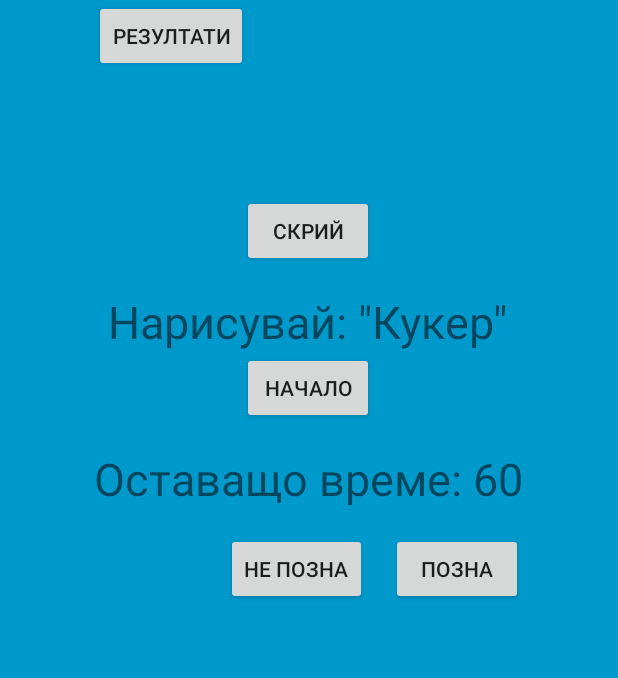
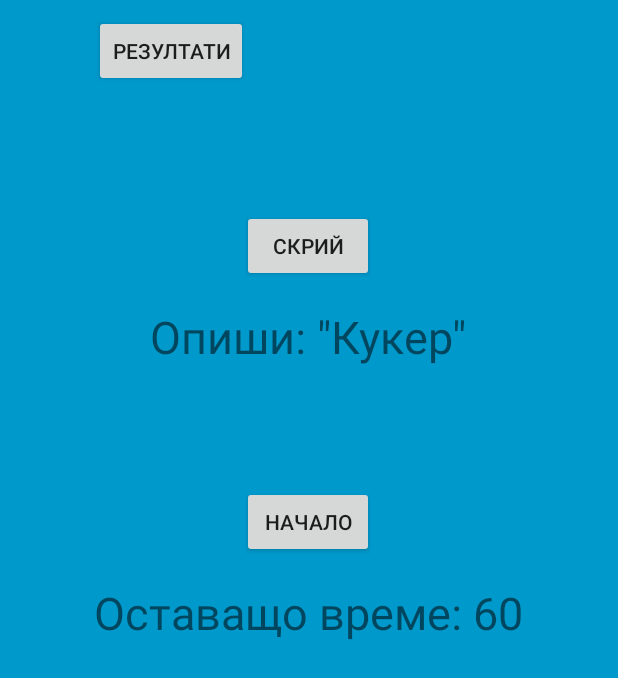
Before and after one commit to Odinex/guessBg, an Android app: the GuessActivity screen opened directly, with no data from a screen before it, after a tap on "ПОКАЖИ", on a phone screen of 412 x 824 dp. Shown: the top 678 px of the screen. Run offline under Robolectric (Android 15) with nearby library versions, the light colour scheme and no system bars; 4 statements that could not run were skipped.

Commit message:
harvey specter

```diff
--- a/app/src/main/java/com/kp/guessbg/database/config/DatabaseHandler.java
+++ b/app/src/main/java/com/kp/guessbg/database/config/DatabaseHandler.java
@@ -20,15 +20,18 @@
     private static final String KEY_WORD = "word";
     private static final String KEY_ACTIVITY = "activity";
     private static final String KEY_COUNT_OF_USAGES = "countOfUsages";
+    private static Guess previousGuess = null;
 
     public DatabaseHandler(Context context) {
         super(context, DATABASE_NAME, null, DATABASE_VERSION);
+        onCreate(this.getWritableDatabase());
         //3rd argument to be passed is CursorFactory instance
     }
 
     // Creating Tables
     @Override
     public void onCreate(SQLiteDatabase db) {
+        db.execSQL("DROP TABLE IF EXISTS " + TABLE_GUESSES);
         String CREATE_CONTACTS_TABLE = "CREATE TABLE " + TABLE_GUESSES + "("
                 + KEY_ID + " INTEGER PRIMARY KEY," + KEY_WORD + " TEXT,"
                 + KEY_COUNT_OF_USAGES + " INTEGER," +  KEY_ACTIVITY + " INTEGER)";
@@ -46,7 +49,7 @@
     }
 
     // code to add the new contact
-    public void addContact(GuessDto guessDto) {
+    public void addGuess(GuessDto guessDto) {
         SQLiteDatabase db = this.getWritableDatabase();
 
         ContentValues values = new ContentValues();
@@ -63,9 +66,9 @@
     // code to get the single contact
     public Guess getRandomGuess() {
         SQLiteDatabase db = this.getReadableDatabase();
-        Cursor cursor = db.rawQuery("SELECT " + KEY_ID + "," + KEY_WORD + "," + KEY_COUNT_OF_USAGES + " FROM " + TABLE_GUESSES + " WHERE id = (SELECT " + KEY_ID + " FROM "
-                + TABLE_GUESSES + " WHERE " + KEY_COUNT_OF_USAGES + " = (SELECT MIN(countOfUsages) " +
-                "FROM " + TABLE_GUESSES + ") ORDER BY RANDOM () LIMIT 1)", null);
+        Cursor cursor = db.rawQuery("SELECT " + KEY_ID + "," + KEY_WORD + ","  + KEY_ACTIVITY
+                + ","+ KEY_COUNT_OF_USAGES + " FROM " + TABLE_GUESSES + " WHERE id = (SELECT " + KEY_ID + " FROM "
+                + TABLE_GUESSES + " ORDER BY RANDOM () LIMIT 1)", null);
 
         if (cursor != null)
             cursor.moveToFirst();
@@ -73,11 +76,16 @@
         Guess guess = null;
         if (cursor != null) {
             guess = new Guess(Integer.parseInt(cursor.getString(0)),
-                    cursor.getString(1), Integer.parseInt(cursor.getString(0)), Integer.parseInt(cursor.getString(2)));
+                    cursor.getString(1), Integer.parseInt(cursor.getString(2)),
+                    Integer.parseInt(cursor.getString(3)));
             guess.setCountOfUsages(guess.getCountOfUsages()+1);
             updateContact(guess);
+            if(previousGuess != null && guess.getId().equals(previousGuess.getId())){
+                return getRandomGuess();
+            } else {
+                previousGuess = guess;
+            }
         }
-        // return guess
         return guess;
     }
 
--- a/app/src/main/java/com/kp/guessbg/models/Guess.java
+++ b/app/src/main/java/com/kp/guessbg/models/Guess.java
@@ -10,7 +10,7 @@
     private Integer activity;
     private Integer countOfUsages;
 
-    public Guess(int i, String string, Integer activity, int countOfUsages) {
+    public Guess(int i, String string, int activity, int countOfUsages) {
         this.id = i;
         this.word = string;
         this.activity = activity;
--- a/app/src/main/java/com/kp/guessbg/services/GuessService.java
+++ b/app/src/main/java/com/kp/guessbg/services/GuessService.java
@@ -17,7 +17,7 @@
     public GuessService(Context context) {
         this.databaseHandler = new DatabaseHandler(context);
         for(GuessDto guessDto : Constants.GUESS_DTOS) {
-            databaseHandler.addContact(guessDto);
+            databaseHandler.addGuess(guessDto);
         }
     }
 
--- a/app/src/main/java/com/kp/guessbg/services/TeamService.java
+++ b/app/src/main/java/com/kp/guessbg/services/TeamService.java
@@ -130,6 +130,7 @@
     public static Team getNextTeam(int currentIndex) {
         Team team1 = currentTeams.get(currentIndex);
         team1.setIsHisTurn(false);
+        currentTeams.set(currentIndex,team1);
         Team team;
         currentIndex++;
         if(currentIndex < currentTeams.size()) {
--- a/app/src/main/java/com/kp/guessbg/utils/Constants.java
+++ b/app/src/main/java/com/kp/guessbg/utils/Constants.java
@@ -12,11 +12,12 @@
 
 public final class Constants {
     public static  final GuessDto[] GUESS_DTOS = new GuessDto[] {
-      new GuessDto("Кукер", SPEAK),new GuessDto("Кукер", GESTURE),new GuessDto("Кукер", DRAW),
-            new GuessDto("Кукер", SPEAK),new GuessDto("Баба Марта", GESTURE),
+      new GuessDto("Кукер", SPEAK),new GuessDto("Кукер", GESTURE),new GuessDto("Кукер", DRAW)
+            ,new GuessDto("Баба Марта", GESTURE),
             new GuessDto("Мартеница", GESTURE),new GuessDto("Борене с яйца", SPEAK),
             new GuessDto("Борене с яйца", GESTURE),new GuessDto("Борене с яйца", DRAW),
-            new GuessDto("Бъдни вечер", DRAW),new GuessDto("Трифон Зарезан (или Ден на лозаря)", DRAW),
+            new GuessDto("Бъдни вечер", DRAW),new GuessDto("Трифон Зарезан (или Ден на лозаря)" +
+            "", DRAW),
             new GuessDto("Гергьовден", GESTURE),new GuessDto("Еньовден", GESTURE),
 
 
--- a/app/src/main/res/layout/activity_guess.xml
+++ b/app/src/main/res/layout/activity_guess.xml
@@ -28,6 +28,7 @@
             android:layout_height="match_parent"
             android:layout_gravity="center"
             android:gravity="center"
+            android:layout_margin="10dp"
             android:orientation="vertical"
             tools:ignore="UselessParent">
 
@@ -72,7 +73,7 @@
             <TextView
                 android:id="@+id/word"
                 android:layout_width="wrap_content"
-                android:layout_height="wrap_content"
+                android:layout_height="120dp"
                 android:layout_marginTop="16dp"
                 android:text="Transitions are awesome!"
                 android:textSize="30sp"
@@ -115,6 +116,7 @@
                     android:layout_marginEnd="16dp"
                     android:onClick="onFailed"
                     android:text="Не позна"
+                    android:visibility="invisible"
                     tools:ignore="HardcodedText"
                     android:layout_marginRight="16dp" />
 
@@ -123,6 +125,7 @@
                     android:layout_width="wrap_content"
                     android:layout_height="wrap_content"
                     android:onClick="onGuessed"
+                    android:visibility="invisible"
                     android:text="Позна"
                     tools:ignore="HardcodedText" />
 
```
Also changed, not shown: app/src/main/java/com/kp/guessbg/activities/GuessActivity.java (+72 -19 lines), 2 other files.
